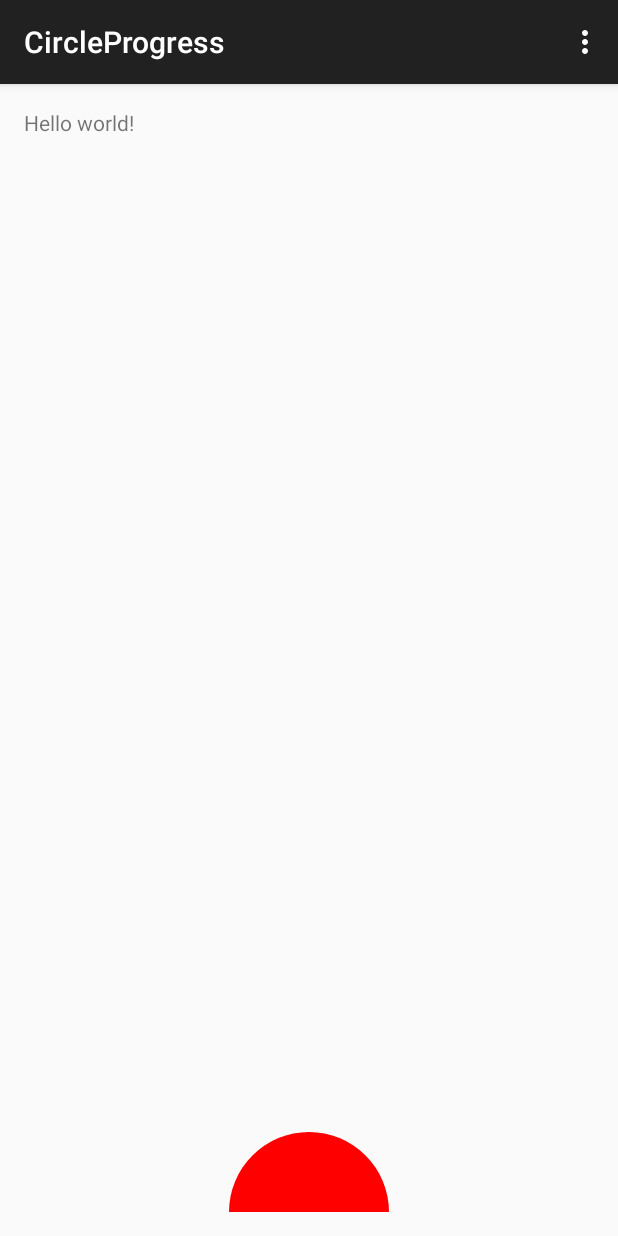
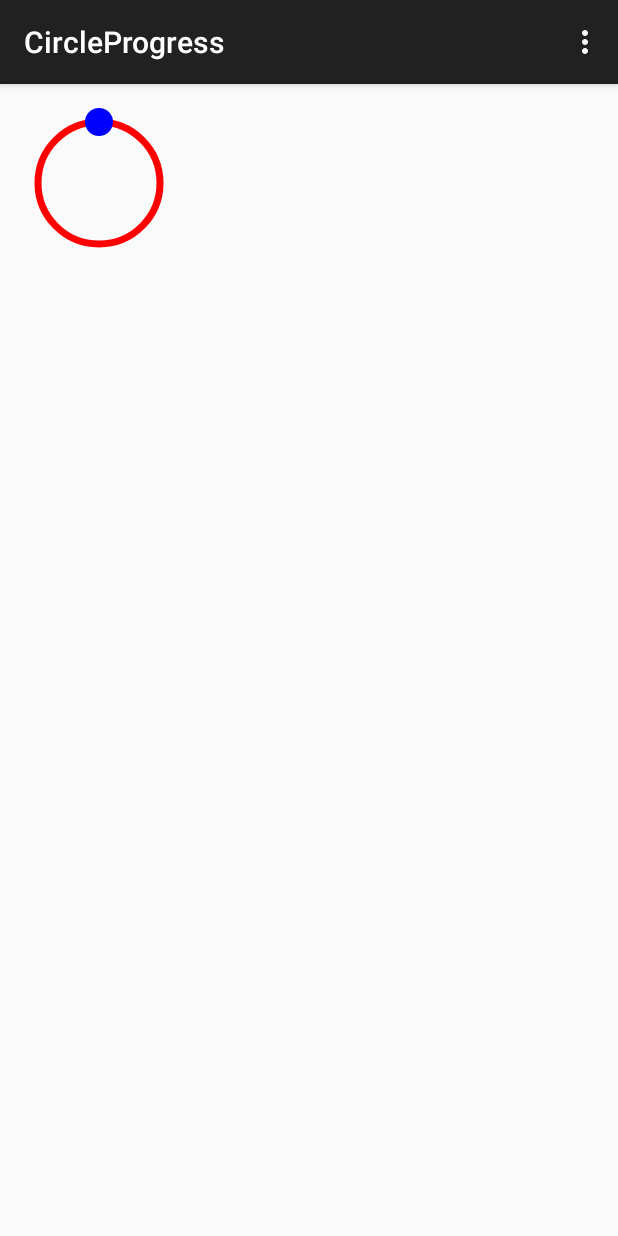
Before and after one commit to songnick/CircleBar, an Android app: the screen it shows after launch (MainActivity), on a phone screen of 412 x 824 dp. Run offline under Robolectric (Android 15) with nearby library versions, the phone set to English and light mode, and no system bars.

```diff
--- a/app/build.gradle
+++ b/app/build.gradle
@@ -23,4 +23,5 @@ dependencies {
     compile fileTree(dir: 'libs', include: ['*.jar'])
     compile project(':library')
     compile 'com.android.support:appcompat-v7:22.2.0'
+    compile 'com.android.support:recyclerview-v7:22.1.0'
 }
--- a/app/src/main/AndroidManifest.xml
+++ b/app/src/main/AndroidManifest.xml
@@ -1,7 +1,8 @@
 <?xml version="1.0" encoding="utf-8"?>
 <manifest xmlns:android="http://schemas.android.com/apk/res/android"
-    package="com.nick.circleprogress" >
-
+    package="com.github.songnick" >
+    <uses-permission android:name="android.permission.READ_EXTERNAL_STORAGE" />
+    <uses-permission android:name="android.permission.WRITE_EXTERNAL_STORAGE" />
     <application
         android:allowBackup="true"
         android:icon="@mipmap/ic_launcher"
--- a/app/src/main/res/layout/activity_main.xml
+++ b/app/src/main/res/layout/activity_main.xml
@@ -5,22 +5,10 @@
     android:paddingTop="@dimen/activity_vertical_margin"
     android:paddingBottom="@dimen/activity_vertical_margin" tools:context=".MainActivity">
 
-    <TextView android:text="@string/hello_world"
-        android:layout_width="wrap_content"
-        android:layout_height="wrap_content"
-        android:id="@+id/test"/>
-    <!--<RefreshProgress-->
-        <!--android:layout_width="200dp"-->
-        <!--android:layout_height="200dp">-->
-        <!--<TextView-->
-            <!--android:layout_width="wrap_content"-->
-            <!--android:layout_height="wrap_content"-->
-            <!--android:text="哈哈都好地方"-->
-            <!--android:textSize="12sp"-->
-            <!--android:textColor="@android:color/black"/>-->
-    <!--</RefreshProgress>-->
-    <com.github.songnick.view.SplashProgress
-        android:layout_width="wrap_content"
-        android:layout_height="wrap_content" />
+    <com.github.songnick.view.AccelerationProgress
+        android:layout_width="100dp"
+        android:layout_height="100dp" />
+
+
 
 </RelativeLayout>
--- a/app/src/main/res/values/styles.xml
+++ b/app/src/main/res/values/styles.xml
@@ -3,6 +3,8 @@
     <!-- Base application theme. -->
     <style name="AppTheme" parent="Theme.AppCompat.Light.DarkActionBar">
         <!-- Customize your theme here. -->
+        <item name="android:colorPrimary">@android:color/black</item>
+        <item name="android:colorPrimaryDark">@android:color/white</item>
     </style>
 
 </resources>
--- a/library/src/main/java/com/github/songnick/view/AccelerationProgress.java
+++ b/library/src/main/java/com/github/songnick/view/AccelerationProgress.java
@@ -23,7 +23,7 @@ import com.nick.library.R;
 public class AccelerationProgress extends View implements LinearAnimation.LinearAnimationListener {
 
     private static final int ACC_UPDATE_MSG = 1 << 0;
-    private static final long DEFAULT_DURATION = 1500;
+    private static final int DEFAULT_DURATION = 1000;
 
     private Paint circlePaint = null;
     private Paint accBallPaint = null;
@@ -35,7 +35,8 @@ public class AccelerationProgress extends View implements LinearAnimation.Linear
     private float accBallRadius = 0.0f;
     private int accBallBackground = Color.BLUE;
     private float bigCircleStroke = 0.0f;
-    private long duration = DEFAULT_DURATION;
+    private int duration = DEFAULT_DURATION;
+    private int bigCircleColor = Color.RED;
 
 
     public AccelerationProgress(Context context) {
@@ -52,6 +53,8 @@ public class AccelerationProgress extends View implements LinearAnimation.Linear
         accBallRadius = a.getDimension(R.styleable.AccelerationProgress_accBallRadius, 14);
         accBallBackground = a.getColor(R.styleable.AccelerationProgress_accBallBackground, Color.BLUE);
         bigCircleStroke = a.getDimension(R.styleable.AccelerationProgress_bigCircleStroke, 7);
+        bigCircleColor = a.getColor(R.styleable.AccelerationProgress_bigCircleBackground, Color.RED);
+        duration = a.getInt(R.styleable.AccelerationProgress_duration, DEFAULT_DURATION);
         a.recycle();
         init();
     }
@@ -164,7 +167,7 @@ public class AccelerationProgress extends View implements LinearAnimation.Linear
         stopAnimation();
     }
 
-    public void setDuration(long duration){
+    public void setDuration(int duration){
         this.duration = duration;
     }
 
--- a/library/src/main/java/com/github/songnick/view/SplashProgress.java
+++ b/library/src/main/java/com/github/songnick/view/SplashProgress.java
@@ -11,6 +11,8 @@ import android.view.View;
 import android.view.animation.LinearInterpolator;
 
 import com.github.songnick.LinearAnimation;
+
+import java.util.Random;
 
 /**
  * Created by qfsong on 15/9/10.
@@ -67,6 +69,7 @@ public class SplashProgress extends View {
         LinearAnimation animation = new LinearAnimation();
         animation.setDuration(10 * 1000);
         animation.setRepeatCount(1);
+        Random random  = new Random();
         animation.setInterpolator(new LinearInterpolator());
         animation.setLinearAnimationListener(new LinearAnimation.LinearAnimationListener() {
             @Override
--- a/library/src/main/res/values/attrs.xml
+++ b/library/src/main/res/values/attrs.xml
@@ -5,5 +5,6 @@
         <attr name="bigCircleStroke" format="dimension"></attr>
         <attr name="accBallBackground" format="color"></attr>
         <attr name="bigCircleBackground" format="color"></attr>
+        <attr name="duration" format="integer"></attr>
     </declare-styleable>
 </resources>
```
Also changed, not shown: app/src/main/java/com/github/songnick/MainActivity.java (+13 -1 lines), app/src/main/res/layout/file_item.xml (added, +13 -0 lines), 2 other files.
